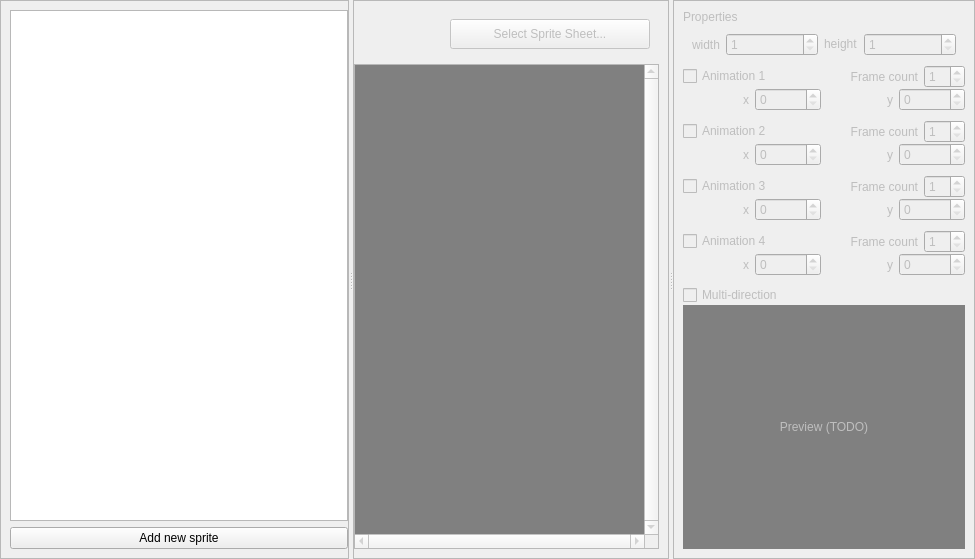
PtiLuky/dummyeditor, file forms/spritesWidget.ui: the form before one commit.
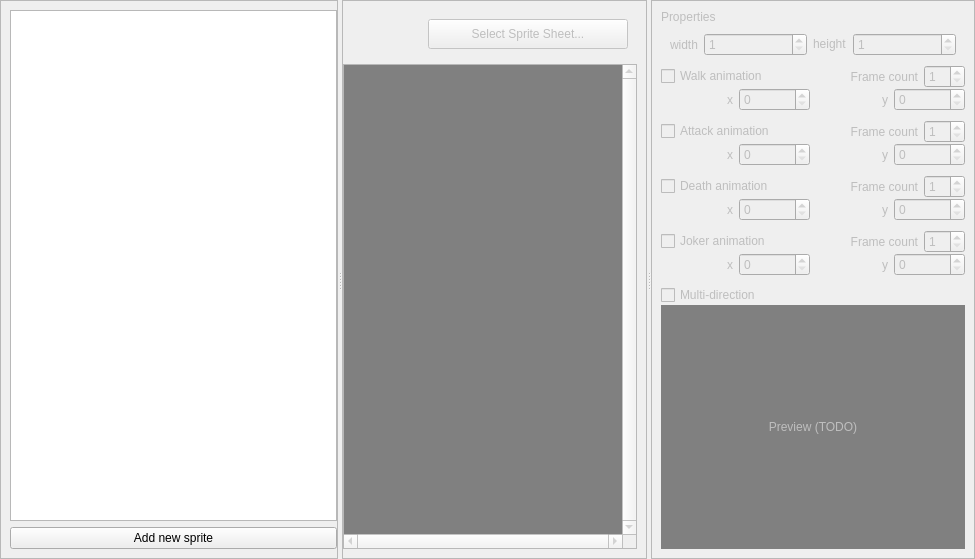
The form after the commit.

Patch:
```diff
--- a/forms/spritesWidget.ui
+++ b/forms/spritesWidget.ui
@@ -311,7 +311,7 @@
           <item>
            <widget class="QCheckBox" name="check_anim1">
             <property name="text">
-             <string>Animation 1</string>
+             <string>Walk animation</string>
             </property>
            </widget>
           </item>
@@ -418,7 +418,7 @@
           <item>
            <widget class="QCheckBox" name="check_anim2">
             <property name="text">
-             <string>Animation 2</string>
+             <string>Attack animation</string>
             </property>
            </widget>
           </item>
@@ -525,7 +525,7 @@
           <item>
            <widget class="QCheckBox" name="check_anim3">
             <property name="text">
-             <string>Animation 3</string>
+             <string>Death animation</string>
             </property>
            </widget>
           </item>
@@ -632,7 +632,7 @@
           <item>
            <widget class="QCheckBox" name="check_anim4">
             <property name="text">
-             <string>Animation 4</string>
+             <string>Joker animation</string>
             </property>
            </widget>
           </item>
```
